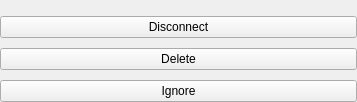
Before: the Qt Designer form plugins/network/src/plugin/setting-widget/disconnect-and-delete-button.ui in openeuler-mirror/kiran-control-panel, drawn with Qt 5.
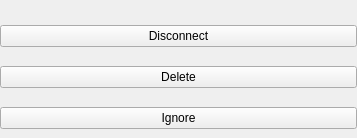
After: the same form once the commit is applied.

The edit to the form file:
```diff
--- a/plugins/network/src/plugin/setting-widget/disconnect-and-delete-button.ui
+++ b/plugins/network/src/plugin/setting-widget/disconnect-and-delete-button.ui
@@ -7,7 +7,7 @@
     <x>0</x>
     <y>0</y>
     <width>357</width>
-    <height>94</height>
+    <height>138</height>
    </rect>
   </property>
   <property name="windowTitle">
```
Left out of the diff: 9 changed lines with no effect on the pictures.
